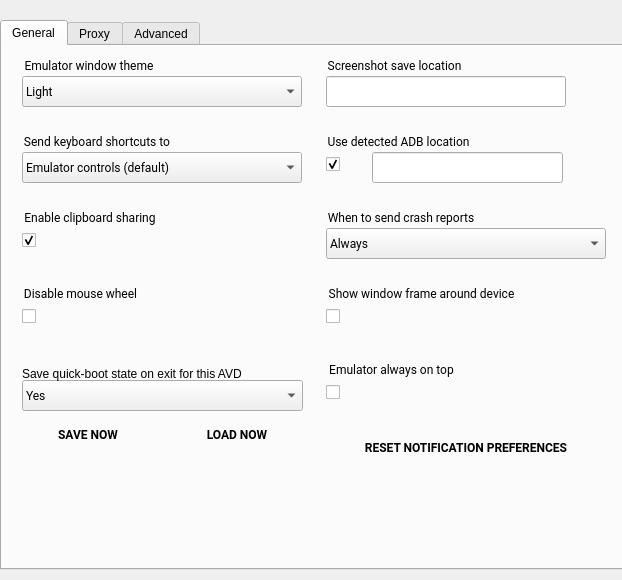
First picture: the form in android/android-emu/android/skin/qt/extended-pages/settings-page.ui, repository aosp-mirror/platform_external_qemu, before the edit.
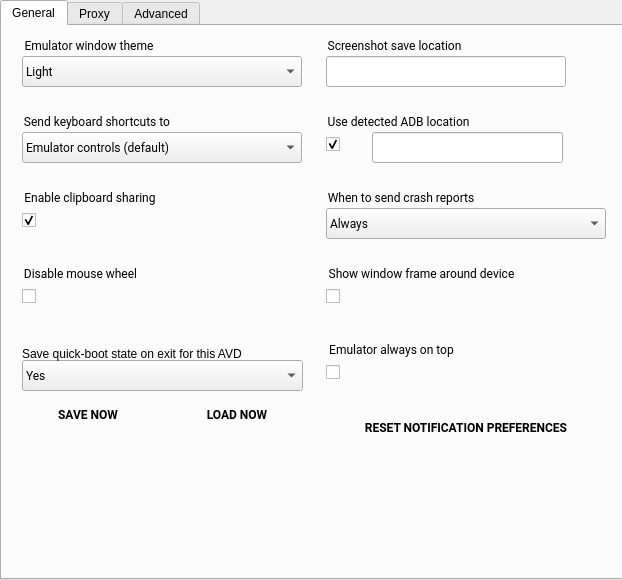
Second picture: the form after the edit. Icons and pictures are not drawn. Custom widgets are drawn as their Qt base class.

Commit message:
Update QTabBar to match material design
Increase the font size and adjust the padding for QTabBar, used on
the camera, settings, help, and virtual sensors pages so that it matches
the material design spec.

These pages render differently, but I validated that all tabs are
visible and no content has been cut off on Mac, Windows, and Linux.

What changed in the file:
```diff
--- a/android/android-emu/android/skin/qt/extended-pages/settings-page.ui
+++ b/android/android-emu/android/skin/qt/extended-pages/settings-page.ui
@@ -17,9 +17,9 @@
    <property name="geometry">
     <rect>
      <x>0</x>
-     <y>20</y>
+     <y>0</y>
      <width>630</width>
-     <height>550</height>
+     <height>580</height>
     </rect>
    </property>
    <property name="cursor">
```
The commit also changes 5 other files.
